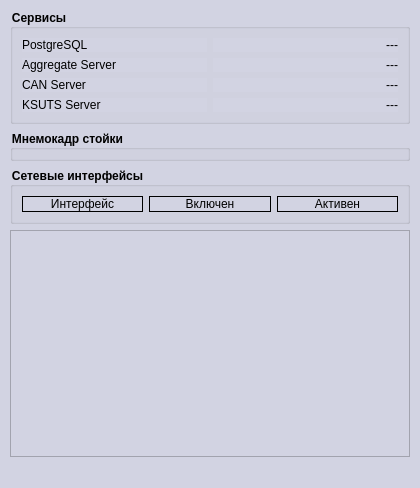
This is ksuts_autorun/runwindow.ui in breton75/ksuts as Qt 5 draws it before an edit. The edited form follows.
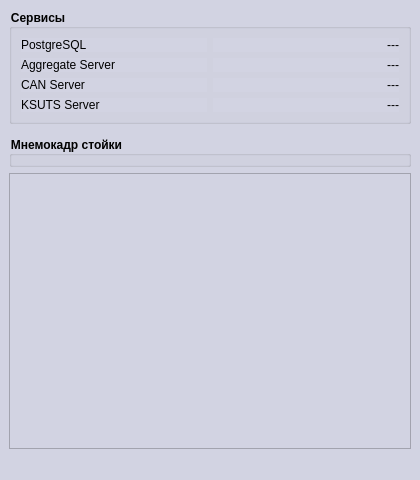
This is the edited form.

Commit message: Update can_server_7540.pro.user, Makefile, and 66 more files...

```diff
--- a/ksuts_autorun/runwindow.ui
+++ b/ksuts_autorun/runwindow.ui
@@ -7,15 +7,9 @@
     <x>0</x>
     <y>0</y>
     <width>420</width>
-    <height>488</height>
+    <height>480</height>
    </rect>
   </property>
-  <property name="maximumSize">
-   <size>
-    <width>420</width>
-    <height>16777215</height>
-   </size>
-  </property>
   <property name="windowTitle">
    <string>MainWindow</string>
   </property>
@@ -28,18 +22,6 @@
      <layout class="QVBoxLayout" name="verticalLayout">
       <item>
        <widget class="QGroupBox" name="gbStatus">
-        <property name="minimumSize">
-         <size>
-          <width>400</width>
-          <height>0</height>
-         </size>
-        </property>
-        <property name="maximumSize">
-         <size>
-          <width>400</width>
-          <height>16777215</height>
-         </size>
-        </property>
         <property name="font">
          <font>
           <weight>75</weight>
@@ -170,20 +152,32 @@
         </layout>
        </widget>
       </item>
+      <item>
+       <widget class="QWidget" name="widgetNetwork" native="true">
+        <layout class="QVBoxLayout" name="verticalLayout_4">
+         <property name="spacing">
+          <number>0</number>
+         </property>
+         <property name="leftMargin">
+          <number>0</number>
+         </property>
+         <property name="topMargin">
+          <number>0</number>
+         </property>
+         <property name="rightMargin">
+          <number>0</number>
+         </property>
+         <property name="bottomMargin">
+          <number>0</number>
+         </property>
+         <item>
+          <layout class="QVBoxLayout" name="vlayNetwork"/>
+         </item>
+        </layout>
+       </widget>
+      </item>
       <item>
        <widget class="QGroupBox" name="gbMnemokadr">
-        <property name="minimumSize">
-         <size>
-          <width>400</width>
-          <height>0</height>
-         </size>
-        </property>
-        <property name="maximumSize">
-         <size>
-          <width>400</width>
-          <height>16777215</height>
-         </size>
-        </property>
         <property name="font">
          <font>
           <weight>75</weight>
@@ -198,85 +192,6 @@
         </property>
        </widget>
       </item>
-      <item>
-       <widget class="QGroupBox" name="gbNetwork">
-        <property name="minimumSize">
-         <size>
-          <width>400</width>
-          <height>0</height>
-         </size>
-        </property>
-        <property name="maximumSize">
-         <size>
-          <width>400</width>
-          <height>16777215</height>
-         </size>
-        </property>
-        <property name="font">
-         <font>
-          <weight>75</weight>
-          <bold>true</bold>
-         </font>
-        </property>
-        <property name="title">
-         <string>Сетевые интерфейсы</string>
-        </property>
-        <property name="checkable">
-         <bool>false</bool>
-        </property>
-        <layout class="QVBoxLayout" name="vlayNetwork">
-         <item>
-          <layout class="QHBoxLayout" name="horizontalLayout_4">
-           <item>
-            <widget class="QLabel" name="label_6">
-             <property name="frameShape">
-              <enum>QFrame::Box</enum>
-             </property>
-             <property name="text">
-              <string>Интерфейс</string>
-             </property>
-             <property name="alignment">
-              <set>Qt::AlignCenter</set>
-             </property>
-            </widget>
-           </item>
-           <item>
-            <widget class="QLabel" name="label_5">
-             <property name="frameShape">
-              <enum>QFrame::Box</enum>
-             </property>
-             <property name="text">
-              <string>Включен</string>
-             </property>
-             <property name="alignment">
-              <set>Qt::AlignCenter</set>
-             </property>
-            </widget>
-           </item>
-           <item>
-            <widget class="QLabel" name="lblKsutsServerStatus_2">
-             <property name="font">
-              <font>
-               <weight>50</weight>
-               <bold>false</bold>
-              </font>
-             </property>
-             <property name="frameShape">
-              <enum>QFrame::Box</enum>
-             </property>
-             <property name="text">
-              <string>Активен</string>
-             </property>
-             <property name="alignment">
-              <set>Qt::AlignCenter</set>
-             </property>
-            </widget>
-           </item>
-          </layout>
-         </item>
-        </layout>
-       </widget>
-      </item>
       <item>
        <widget class="QTextEdit" name="textLog">
         <property name="minimumSize">
@@ -285,12 +200,6 @@
           <height>0</height>
          </size>
         </property>
-        <property name="maximumSize">
-         <size>
-          <width>400</width>
-          <height>16777215</height>
-         </size>
-        </property>
         <property name="readOnly">
          <bool>true</bool>
         </property>
```
The commit also changes 66 other files.
